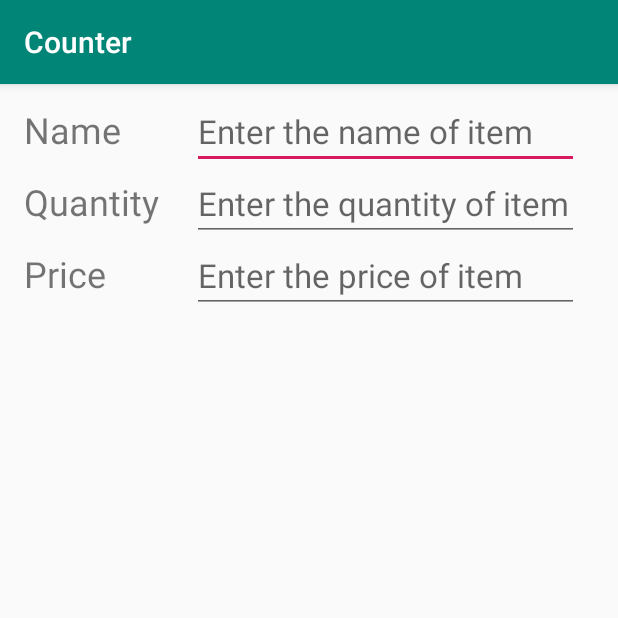
After one commit to utkarsh2310/Counter, an Android app: the AddItem screen opened directly, with no data from a screen before it, on a phone screen of 412 x 824 dp, the top half of it. The commit adds this screen. Run offline under Robolectric (Android 15) with nearby library versions, the phone set to English and light mode, and no system bars.

Commit message:
content provider added

```diff
--- a/app/build.gradle
+++ b/app/build.gradle
@@ -24,5 +24,7 @@ dependencies {
     implementation 'androidx.constraintlayout:constraintlayout:1.1.3'
     testImplementation 'junit:junit:4.12'
     androidTestImplementation 'androidx.test.ext:junit:1.1.0'
+    implementation "androidx.recyclerview:recyclerview:1.1.0"
+    implementation "androidx.recyclerview:recyclerview-selection:1.1.0-rc01"
     androidTestImplementation 'androidx.test.espresso:espresso-core:3.1.1'
 }
--- /dev/null
+++ b/app/src/main/java/com/utkarsh/counter/AddItem.java
@@ -0,0 +1,44 @@
+package com.utkarsh.counter;
+
+import androidx.appcompat.app.AppCompatActivity;
+
+import android.content.ContentValues;
+import android.net.Uri;
+import android.os.Bundle;
+import android.widget.EditText;
+
+import com.utkarsh.counter.Data.ItemContract;
+
+public class AddItem extends AppCompatActivity {
+
+    EditText mNameEditText;
+    EditText mQuantityEditText;
+    EditText mPriceTextView;
+    String nameText;
+    String quantityText;
+    String priceText;
+
+    @Override
+    protected void onCreate(Bundle savedInstanceState) {
+        super.onCreate(savedInstanceState);
+        setContentView(R.layout.add_item);
+        mNameEditText = findViewById(R.id.name_textView);
+        mPriceTextView = findViewById(R.id.price_textView);
+        mQuantityEditText = findViewById(R.id.quantity_textView);
+
+        nameText = mNameEditText.getText().toString();
+        quantityText = mQuantityEditText.getText().toString();
+        priceText = mPriceTextView.getText().toString();
+    }
+
+    public void insert() {
+
+        ContentValues contentValues = new ContentValues();
+
+        contentValues.put(ItemContract.ItemEntry.NAME_COLUMN,nameText);
+        contentValues.put(ItemContract.ItemEntry.PRICE_COLUMN,priceText);
+        contentValues.put(ItemContract.ItemEntry.QUANTITY_COLUMN,quantityText);
+
+        Uri newUri = getContentResolver().insert(ItemContract.BASE_URI,contentValues);
+    }
+}
--- /dev/null
+++ b/app/src/main/res/layout/add_item.xml
@@ -0,0 +1,82 @@
+<?xml version="1.0" encoding="utf-8"?>
+<LinearLayout xmlns:android="http://schemas.android.com/apk/res/android"
+    android:orientation="vertical" android:layout_width="match_parent"
+    android:layout_height="wrap_content"
+    android:layout_marginTop="8dp"
+    android:paddingLeft="8dp">
+
+    <LinearLayout
+        android:layout_width="match_parent"
+        android:layout_height="wrap_content"
+        android:paddingLeft="8dp"
+        android:paddingTop="6dp"
+        android:orientation="horizontal">
+
+        <TextView
+            android:layout_width="@dimen/item_width"
+            android:layout_height="wrap_content"
+            android:text="@string/item_name"
+            android:textSize="24sp"/>
+
+        <EditText
+            android:id="@+id/name_textView"
+            android:layout_marginLeft="@dimen/margin_left"
+            android:layout_width="@dimen/edit_width"
+            android:layout_height="wrap_content"
+            android:hint="Enter the name of item"
+            android:textSize="22sp"
+            android:paddingTop="2dp"/>
+
+    </LinearLayout>
+
+    <LinearLayout
+        android:layout_width="match_parent"
+        android:layout_height="wrap_content"
+        android:paddingLeft="8dp"
+        android:paddingTop="6dp"
+        android:orientation="horizontal">
+
+        <TextView
+            android:layout_width="@dimen/item_width"
+            android:layout_height="wrap_content"
+            android:text="@string/item_quantity"
+            android:textSize="24sp"/>
+
+        <EditText
+            android:id="@+id/quantity_textView"
+            android:layout_marginLeft="@dimen/margin_left"
+            android:layout_width="@dimen/edit_width"
+            android:layout_height="wrap_content"
+            android:hint="Enter the quantity of item"
+            android:textSize="22sp"
+            android:paddingTop="2dp"
+            android:inputType="number"/>
+
+    </LinearLayout>
+
+    <LinearLayout
+        android:layout_width="match_parent"
+        android:layout_height="wrap_content"
+        android:paddingLeft="8dp"
+        android:paddingTop="6dp"
+        android:orientation="horizontal">
+
+        <TextView
+            android:layout_width="@dimen/item_width"
+            android:layout_height="wrap_content"
+            android:text="@string/item_price"
+            android:textSize="24sp"/>
+
+        <EditText
+            android:id="@+id/price_textView"
+            android:layout_marginLeft="@dimen/margin_left"
+            android:layout_width="@dimen/edit_width"
+            android:layout_height="wrap_content"
+            android:hint="Enter the price of item"
+            android:textSize="22sp"
+            android:paddingTop="2dp"
+            android:inputType="number"/>
+
+    </LinearLayout>
+
+</LinearLayout>
--- a/app/src/main/res/mipmap-anydpi-v26/ic_launcher.xml
+++ b/app/src/main/res/mipmap-anydpi-v26/ic_launcher.xml
@@ -1,5 +1,5 @@
 <?xml version="1.0" encoding="utf-8"?>
 <adaptive-icon xmlns:android="http://schemas.android.com/apk/res/android">
-    <background android:drawable="@drawable/ic_launcher_background"/>
-    <foreground android:drawable="@drawable/ic_launcher_foreground"/>
+    <background android:drawable="@drawable/ic_launcher_background" />
+    <foreground android:drawable="@drawable/ic_launcher_foreground" />
 </adaptive-icon>
--- a/app/src/main/res/mipmap-anydpi-v26/ic_launcher_round.xml
+++ b/app/src/main/res/mipmap-anydpi-v26/ic_launcher_round.xml
@@ -1,5 +1,5 @@
 <?xml version="1.0" encoding="utf-8"?>
 <adaptive-icon xmlns:android="http://schemas.android.com/apk/res/android">
-    <background android:drawable="@drawable/ic_launcher_background"/>
-    <foreground android:drawable="@drawable/ic_launcher_foreground"/>
+    <background android:drawable="@drawable/ic_launcher_background" />
+    <foreground android:drawable="@drawable/ic_launcher_foreground" />
 </adaptive-icon>
--- /dev/null
+++ b/app/src/main/res/values/dimen.xml
@@ -0,0 +1,6 @@
+<?xml version="1.0" encoding="utf-8"?>
+<resources>
+    <dimen name="item_width">100dp</dimen>
+    <dimen name="edit_width">258dp</dimen>
+    <dimen name="margin_left">12dp</dimen>
+</resources>
--- a/app/src/main/res/values/strings.xml
+++ b/app/src/main/res/values/strings.xml
@@ -1,3 +1,13 @@
 <resources>
     <string name="app_name">Counter</string>
+    <string name="decrease">Decrease</string>
+    <string name="New">New</string>
+    <string name="item_name">Name</string>
+    <string name="item_quantity">Quantity</string>
+    <string name="item_price">Price</string>
+
+    <string-array name="spinner">
+        <item></item>
+    </string-array>
+
 </resources>
--- a/gradle.properties
+++ b/gradle.properties
@@ -1,21 +1,16 @@
 # Project-wide Gradle settings.
-
 # IDE (e.g. Android Studio) users:
 # Gradle settings configured through the IDE *will override*
 # any settings specified in this file.
-
 # For more details on how to configure your build environment visit
 # http://www.gradle.org/docs/current/userguide/build_environment.html
-
 # Specifies the JVM arguments used for the daemon process.
 # The setting is particularly useful for tweaking memory settings.
 org.gradle.jvmargs=-Xmx1536m
-
 # When configured, Gradle will run in incubating parallel mode.
 # This option should only be used with decoupled projects. More details, visit
 # http://www.gradle.org/docs/current/userguide/multi_project_builds.html#sec:decoupled_projects
 # org.gradle.parallel=true
-
 # AndroidX package structure to make it clearer which packages are bundled with the
 # Android operating system, and which are packaged with your app's APK
 # https://developer.android.com/topic/libraries/support-library/androidx-rn
```
Also changed, not shown: app/src/main/AndroidManifest.xml (+9 -3 lines), app/src/main/java/com/utkarsh/counter/CounterAdapter.java (added, +33 -0 lines), app/src/main/java/com/utkarsh/counter/Data/ItemContract.java (added, +25 -0 lines), app/src/main/java/com/utkarsh/counter/Data/ItemDbHelper.java (added, +33 -0 lines), app/src/main/java/com/utkarsh/counter/Data/ItemProvider.java (added, +68 -0 lines), app/src/main/java/com/utkarsh/counter/MainActivity.java (+22 -1 lines), app/src/main/res/drawable-v24/ic_launcher_foreground.xml (+6 -6 lines), app/src/main/res/drawable/ic_launcher_background.xml (+166 -70 lines), app/src/main/res/layout/activity_main.xml (+7 -11 lines), app/src/main/res/layout/list_item.xml (added, +57 -0 lines), app/src/main/res/menu/main.xml (added, +9 -0 lines), 1 other file.
